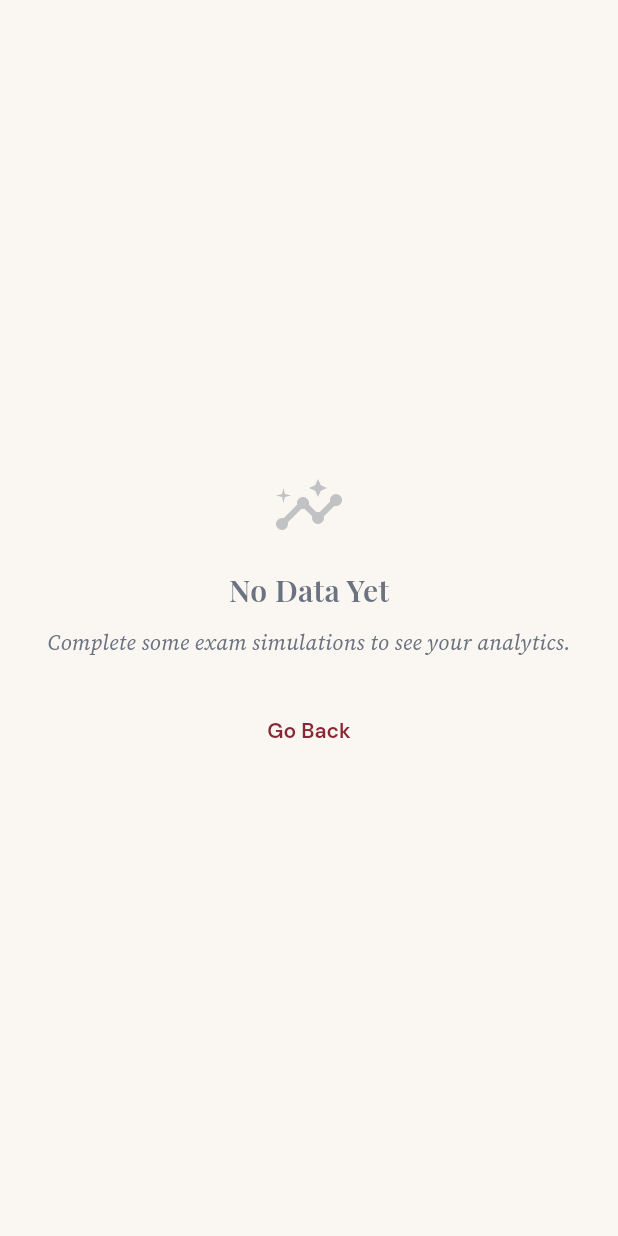
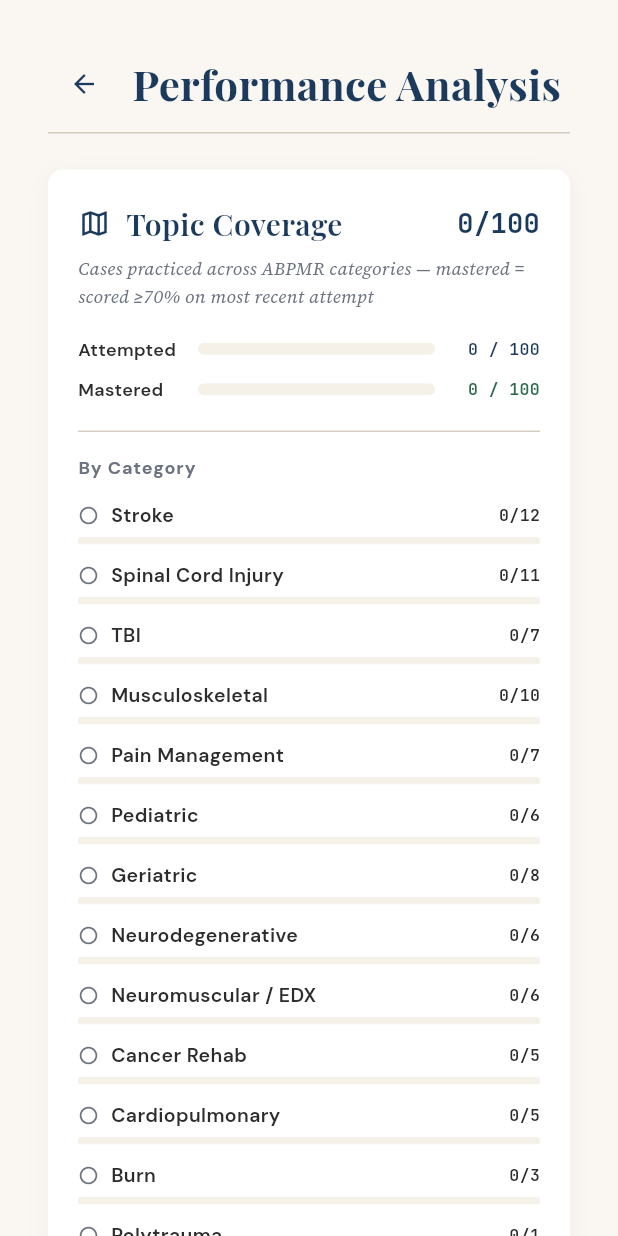
Before and after one commit to Zshumake/Oralboards, a Flutter app: the DashboardScreen screen opened directly, on a phone screen of 412 x 824 dp. Run offline on Flutter 3.47's test engine with Material 3 defaults, Android fonts, the phone set to English and light mode, and no system bars; our stand-ins replace flutter_markdown, flutter_riverpod, flutter_tts, google_fonts, pdf, share_plus and 4 more; accounts and stored records are empty.

Commit message:
Add Topic Coverage Map to dashboard
Shows residents how many of the 100 testable PM&R topics they have
practiced and mastered (≥70% on most recent attempt), grouped by ABPMR
category (Stroke, SCI, TBI, MSK, Pain, etc.).

- coverage_provider derives category coverage from case ID prefixes
- TopicCoverageMap widget displays overall + per-category progress bars
- Mastered cases overlay attempted progress in success color with star count
- Visible in dashboard empty state too (useful before any exams complete)

Answers the resident's #1 anxiety: "Am I missing blind spots?"

Co-Authored-By: Claude Opus 4.6 (1M context) <noreply@anthropic.com>

```diff
--- /dev/null
+++ b/lib/providers/coverage_provider.dart
@@ -0,0 +1,122 @@
+import 'package:flutter_riverpod/flutter_riverpod.dart';
+import '../data/cases/all_cases.dart';
+import '../models/case_model.dart';
+import 'history_provider.dart';
+
+/// Maps case ID prefixes to ABPMR category labels
+const Map<String, String> _categoryLabels = {
+  'stroke': 'Stroke',
+  'sci': 'Spinal Cord Injury',
+  'tbi': 'TBI',
+  'msk': 'Musculoskeletal',
+  'pain': 'Pain Management',
+  'peds': 'Pediatric',
+  'geriatric': 'Geriatric',
+  'neuro': 'Neurodegenerative',
+  'nm': 'Neuromuscular / EDX',
+  'cancer': 'Cancer Rehab',
+  'cardiopulm': 'Cardiopulmonary',
+  'burn': 'Burn',
+  'polytrauma': 'Polytrauma',
+  'special': 'Special Topics',
+};
+
+String _categoryFor(String caseId) {
+  for (final prefix in _categoryLabels.keys) {
+    if (caseId.startsWith('${prefix}_') || caseId.startsWith('$prefix-')) {
+      return prefix;
+    }
+  }
+  return 'special';
+}
+
+class CategoryCoverage {
+  final String key;
+  final String label;
+  final List<CaseModel> totalCases;
+  final Set<String> attemptedIds;
+  final Set<String> masteredIds; // ≥70% on most recent attempt
+
+  const CategoryCoverage({
+    required this.key,
+    required this.label,
+    required this.totalCases,
+    required this.attemptedIds,
+    required this.masteredIds,
+  });
+
+  int get total => totalCases.length;
+  int get attempted => attemptedIds.length;
+  int get mastered => masteredIds.length;
+  double get attemptedFraction => total > 0 ? attempted / total : 0;
+  double get masteredFraction => total > 0 ? mastered / total : 0;
+
+  List<CaseModel> get unattempted =>
+      totalCases.where((c) => !attemptedIds.contains(c.id)).toList();
+}
+
+class CoverageSummary {
+  final List<CategoryCoverage> categories;
+  final int totalCases;
+  final int totalAttempted;
+  final int totalMastered;
+
+  const CoverageSummary({
+    required this.categories,
+    required this.totalCases,
+    required this.totalAttempted,
+    required this.totalMastered,
+  });
+
+  double get attemptedFraction =>
+      totalCases > 0 ? totalAttempted / totalCases : 0;
+  double get masteredFraction =>
+      totalCases > 0 ? totalMastered / totalCases : 0;
+}
+
+final coverageProvider = Provider<CoverageSummary>((ref) {
+  final history = ref.watch(examHistoryProvider).valueOrNull ?? [];
+
+  // Latest attempt per case (for mastery check)
+  final latestScoreByCase = <String, double>{};
+  final attempted = <String>{};
+  for (final r in history) {
+    attempted.add(r.caseId);
+    final existing = latestScoreByCase[r.caseId];
+    if (existing == null || r.overallScore > existing) {
+      latestScoreByCase[r.caseId] = r.overallScore;
+    }
+  }
+  final mastered = latestScoreByCase.entries
+      .where((e) => e.value >= 0.7)
+      .map((e) => e.key)
+      .toSet();
+
+  // Group all cases by category
+  final byCategory = <String, List<CaseModel>>{};
+  for (final c in allCases) {
+    final cat = _categoryFor(c.id);
+    byCategory.putIfAbsent(cat, () => []).add(c);
+  }
+
+  final categories = <CategoryCoverage>[];
+  for (final entry in _categoryLabels.entries) {
+    final cases = byCategory[entry.key] ?? const [];
+    if (cases.isEmpty) continue;
+    final caseIds = cases.map((c) => c.id).toSet();
+    categories.add(CategoryCoverage(
+      key: entry.key,
+      label: entry.value,
+      totalCases: cases,
+      attemptedIds: attempted.intersection(caseIds),
+      masteredIds: mastered.intersection(caseIds),
+    ));
+  }
+
+  return CoverageSummary(
+    categories: categories,
+    totalCases: allCases.length,
+    totalAttempted: attempted.length,
+    totalMastered: mastered.length,
+  );
+});
--- a/lib/screens/dashboard_screen.dart
+++ b/lib/screens/dashboard_screen.dart
@@ -7,6 +7,7 @@ import '../widgets/benchmark_section.dart';
 import '../widgets/charts/domain_bar_chart.dart';
 import '../widgets/charts/score_trend_chart.dart';
 import '../widgets/export_report_button.dart';
+import '../widgets/topic_coverage_map.dart';
 
 class DashboardScreen extends ConsumerWidget {
   const DashboardScreen({super.key});
@@ -39,37 +40,70 @@ class DashboardScreen extends ConsumerWidget {
   }
 
   Widget _buildEmptyState(BuildContext context) {
-    return Center(
+    return ListView(
+      padding: const EdgeInsets.all(32),
+      children: [
+        Row(
+          children: [
+            IconButton(
+              icon: const Icon(Icons.arrow_back, size: 20),
+              onPressed: () => Navigator.pop(context),
+              color: AppColors.navy,
+            ),
+            const SizedBox(width: 8),
+            Expanded(
+              child: Text(
+                'Performance Analysis',
+                style: GoogleFonts.playfairDisplay(
+                  fontSize: 28,
+                  fontWeight: FontWeight.w700,
+                  color: AppColors.navy,
+                ),
+              ),
+            ),
+          ],
+        ),
+        const SizedBox(height: 8),
+        Container(height: 1, color: AppColors.divider),
+        const SizedBox(height: 24),
+
+        // Coverage map is useful even before any exams
+        const TopicCoverageMap(),
+        const SizedBox(height: 32),
+
+        Container(
+          padding: const EdgeInsets.all(24),
+          decoration: BoxDecoration(
+            color: AppColors.surface,
+            borderRadius: BorderRadius.circular(10),
+          ),
           child: Column(
-        mainAxisSize: MainAxisSize.min,
             children: [
               Icon(Icons.insights,
-              size: 48, color: AppColors.textMuted.withValues(alpha: 0.4)),
-          const SizedBox(height: 16),
+                  size: 40, color: AppColors.textMuted.withValues(alpha: 0.4)),
+              const SizedBox(height: 12),
               Text(
-            'No Data Yet',
+                'No Exam Data Yet',
                 style: GoogleFonts.playfairDisplay(
-              fontSize: 20,
+                  fontSize: 18,
                   fontWeight: FontWeight.w600,
                   color: AppColors.textMuted,
                 ),
               ),
-          const SizedBox(height: 8),
+              const SizedBox(height: 6),
               Text(
-            'Complete some exam simulations to see your analytics.',
+                'Complete exam simulations to unlock domain analytics, score trends, and board readiness predictions.',
+                textAlign: TextAlign.center,
                 style: GoogleFonts.sourceSerif4(
-              fontSize: 14,
+                  fontSize: 13,
                   fontStyle: FontStyle.italic,
                   color: AppColors.textMuted,
                 ),
               ),
-          const SizedBox(height: 24),
-          TextButton(
-            onPressed: () => Navigator.pop(context),
-            child: Text('Go Back', style: GoogleFonts.dmSans()),
+            ],
+          ),
         ),
       ],
-      ),
     );
   }
 
@@ -131,6 +165,10 @@ class DashboardScreen extends ConsumerWidget {
             ),
           ],
         ),
+        const SizedBox(height: 32),
+
+        // Topic Coverage Map
+        const TopicCoverageMap(),
         const SizedBox(height: 32),
 
         // Board Readiness Predictor
--- /dev/null
+++ b/lib/widgets/topic_coverage_map.dart
@@ -0,0 +1,258 @@
+import 'package:flutter/material.dart';
+import 'package:flutter_riverpod/flutter_riverpod.dart';
+import 'package:google_fonts/google_fonts.dart';
+import '../providers/coverage_provider.dart';
+import '../theme/app_theme.dart';
+
+class TopicCoverageMap extends ConsumerWidget {
+  const TopicCoverageMap({super.key});
+
+  @override
+  Widget build(BuildContext context, WidgetRef ref) {
+    final summary = ref.watch(coverageProvider);
+
+    return Container(
+      padding: const EdgeInsets.all(20),
+      decoration: BoxDecoration(
+        color: AppColors.surface,
+        borderRadius: BorderRadius.circular(10),
+        boxShadow: [
+          BoxShadow(
+            color: Colors.black.withValues(alpha: 0.04),
+            blurRadius: 12,
+            offset: const Offset(0, 4),
+          ),
+        ],
+      ),
+      child: Column(
+        crossAxisAlignment: CrossAxisAlignment.start,
+        children: [
+          // Header
+          Row(
+            children: [
+              const Icon(Icons.map_outlined, size: 22, color: AppColors.navy),
+              const SizedBox(width: 10),
+              Expanded(
+                child: Text(
+                  'Topic Coverage',
+                  style: GoogleFonts.playfairDisplay(
+                    fontSize: 20,
+                    fontWeight: FontWeight.w600,
+                    color: AppColors.navy,
+                  ),
+                ),
+              ),
+              Text(
+                '${summary.totalAttempted}/${summary.totalCases}',
+                style: GoogleFonts.jetBrainsMono(
+                  fontSize: 18,
+                  fontWeight: FontWeight.w700,
+                  color: AppColors.navy,
+                ),
+              ),
+            ],
+          ),
+          const SizedBox(height: 4),
+          Text(
+            'Cases practiced across ABPMR categories — mastered = scored ≥70% on most recent attempt',
+            style: GoogleFonts.sourceSerif4(
+              fontSize: 12,
+              fontStyle: FontStyle.italic,
+              color: AppColors.textMuted,
+            ),
+          ),
+          const SizedBox(height: 16),
+
+          // Overall progress bars (attempted + mastered)
+          _ProgressBar(
+            label: 'Attempted',
+            value: summary.attemptedFraction,
+            color: AppColors.navy,
+            countText:
+                '${summary.totalAttempted} / ${summary.totalCases}',
+          ),
+          const SizedBox(height: 8),
+          _ProgressBar(
+            label: 'Mastered',
+            value: summary.masteredFraction,
+            color: AppColors.success,
+            countText:
+                '${summary.totalMastered} / ${summary.totalCases}',
+          ),
+
+          const SizedBox(height: 18),
+          Container(height: 1, color: AppColors.divider),
+          const SizedBox(height: 14),
+
+          Text(
+            'By Category',
+            style: GoogleFonts.dmSans(
+              fontSize: 12,
+              fontWeight: FontWeight.w700,
+              color: AppColors.textMuted,
+              letterSpacing: 0.6,
+            ),
+          ),
+          const SizedBox(height: 12),
+
+          ...summary.categories.map((c) => _CategoryRow(category: c)),
+        ],
+      ),
+    );
+  }
+}
+
+class _ProgressBar extends StatelessWidget {
+  final String label;
+  final double value;
+  final Color color;
+  final String countText;
+
+  const _ProgressBar({
+    required this.label,
+    required this.value,
+    required this.color,
+    required this.countText,
+  });
+
+  @override
+  Widget build(BuildContext context) {
+    return Row(
+      children: [
+        SizedBox(
+          width: 80,
+          child: Text(
+            label,
+            style: GoogleFonts.dmSans(
+              fontSize: 12,
+              fontWeight: FontWeight.w600,
+              color: AppColors.text,
+            ),
+          ),
+        ),
+        Expanded(
+          child: ClipRRect(
+            borderRadius: BorderRadius.circular(4),
+            child: LinearProgressIndicator(
+              value: value,
+              backgroundColor: AppColors.surfaceAlt,
+              color: color,
+              minHeight: 8,
+            ),
+          ),
+        ),
+        const SizedBox(width: 10),
+        SizedBox(
+          width: 60,
+          child: Text(
+            countText,
+            textAlign: TextAlign.right,
+            style: GoogleFonts.jetBrainsMono(
+              fontSize: 11,
+              fontWeight: FontWeight.w600,
+              color: color,
+            ),
+          ),
+        ),
+      ],
+    );
+  }
+}
+
+class _CategoryRow extends StatelessWidget {
+  final CategoryCoverage category;
+
+  const _CategoryRow({required this.category});
+
+  @override
+  Widget build(BuildContext context) {
+    final pct = category.attemptedFraction;
+    final masteredPct = category.masteredFraction;
+    final isComplete = category.attempted == category.total && category.total > 0;
+    final isStarted = category.attempted > 0;
+
+    return Padding(
+      padding: const EdgeInsets.only(bottom: 10),
+      child: Column(
+        crossAxisAlignment: CrossAxisAlignment.start,
+        children: [
+          Row(
+            children: [
+              Icon(
+                isComplete
+                    ? Icons.check_circle
+                    : (isStarted ? Icons.timelapse : Icons.circle_outlined),
+                size: 14,
+                color: isComplete
+                    ? AppColors.success
+                    : (isStarted ? AppColors.warning : AppColors.textMuted),
+              ),
+              const SizedBox(width: 8),
+              Expanded(
+                child: Text(
+                  category.label,
+                  style: GoogleFonts.dmSans(
+                    fontSize: 13,
+                    fontWeight: FontWeight.w600,
+                    color: AppColors.text,
+                  ),
+                ),
+              ),
+              Text(
+                '${category.attempted}/${category.total}',
+                style: GoogleFonts.jetBrainsMono(
+                  fontSize: 11,
+                  fontWeight: FontWeight.w600,
+                  color: isComplete ? AppColors.success : AppColors.text,
+                ),
+              ),
+              if (category.mastered > 0) ...[
+                const SizedBox(width: 6),
+                Container(
+                  padding: const EdgeInsets.symmetric(horizontal: 5, vertical: 1),
+                  decoration: BoxDecoration(
+                    color: AppColors.success.withValues(alpha: 0.1),
+                    borderRadius: BorderRadius.circular(3),
+                  ),
+                  child: Text(
+                    '${category.mastered}★',
+                    style: GoogleFonts.dmSans(
+                      fontSize: 10,
+                      fontWeight: FontWeight.w700,
+                      color: AppColors.success,
+                    ),
+                  ),
+                ),
+              ],
+            ],
+          ),
+          const SizedBox(height: 4),
+          // Stacked progress: mastered overlay on attempted
+          Stack(
+            children: [
+              ClipRRect(
+                borderRadius: BorderRadius.circular(2),
+                child: LinearProgressIndicator(
+                  value: pct,
+                  backgroundColor: AppColors.surfaceAlt,
+                  color: AppColors.navy.withValues(alpha: 0.3),
+                  minHeight: 5,
+                ),
+              ),
+              if (masteredPct > 0)
+                ClipRRect(
+                  borderRadius: BorderRadius.circular(2),
+                  child: LinearProgressIndicator(
+                    value: masteredPct,
+                    backgroundColor: Colors.transparent,
+                    color: AppColors.success,
+                    minHeight: 5,
+                  ),
+                ),
+            ],
+          ),
+        ],
+      ),
+    );
+  }
+}
```
Lines whose indentation alone changed are shown as unchanged.
